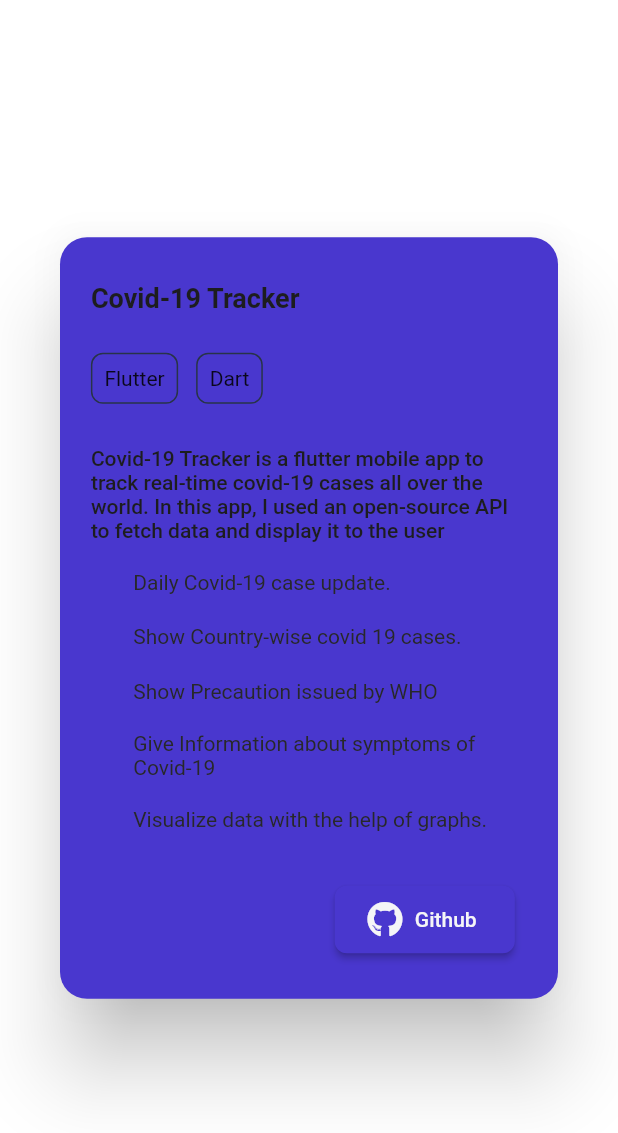
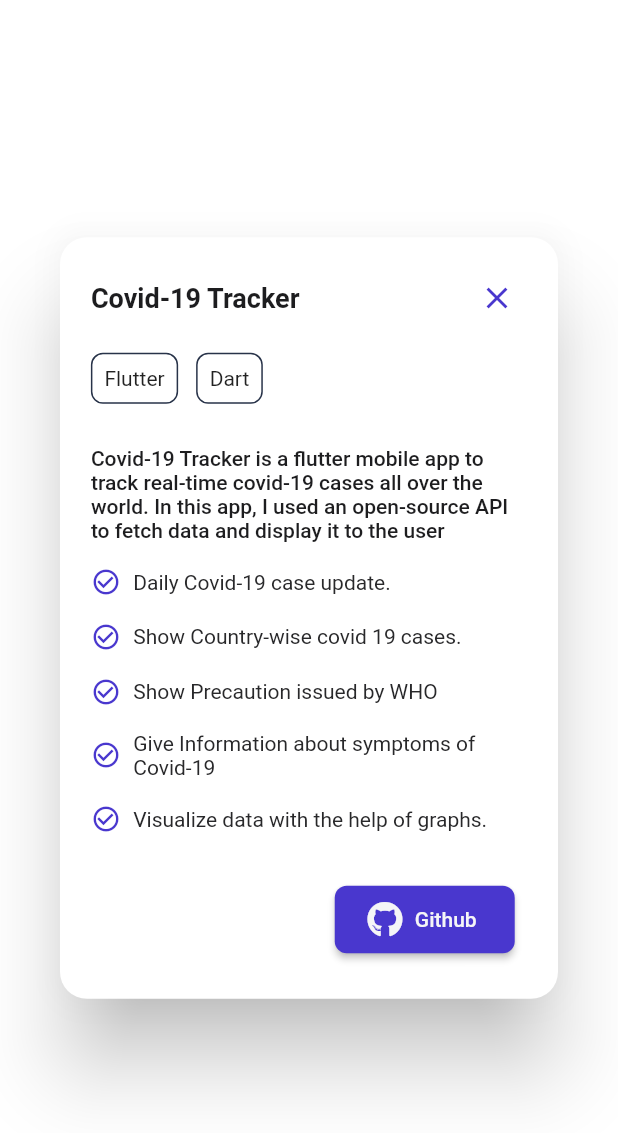
Before and after one commit to akashlilhare/portfolio, a Flutter app: the ProjectDetailBox widget shown alone on an empty page, opened directly with empty values, on a phone screen of 412 x 824 dp. Shown: the top 1133 px of the screen. Run offline on Flutter 3.47's test engine with Material 2 defaults, Android fonts, the phone set to English and light mode, and no system bars; our stand-ins replace animated_text_kit, flutter_feather_icons, flutter_switch, fluttertoast, font_awesome_flutter, percent_indicator and 4 more; missing offline and left inert: animator, clipboard; accounts and stored records are empty.

Commit message:
project background updated

```diff
--- a/lib/widgets/project_detail.dart
+++ b/lib/widgets/project_detail.dart
@@ -127,7 +127,7 @@ class ProjectDetailBox extends StatelessWidget {
     return Padding(
       padding:  EdgeInsets.symmetric(horizontal:width<500? 0: width< 725 ? width * .05 :width<1000 ? width*.1 : width*.15),
       child: Dialog(
-        backgroundColor:isDark? theme.scaffoldBackgroundColor: theme.primaryColor,
+        backgroundColor:isDark? theme.primaryColor : theme.scaffoldBackgroundColor,
 
 
         shape:const RoundedRectangleBorder(
--- a/pubspec.yaml
+++ b/pubspec.yaml
@@ -15,7 +15,7 @@ publish_to: 'none' # Remove this line if you wish to publish to pub.dev
 # In iOS, build-name is used as CFBundleShortVersionString while build-number used as CFBundleVersion.
 # Read more about iOS versioning at
 # https://developer.apple.com/library/archive/documentation/General/Reference/InfoPlistKeyReference/Articles/CoreFoundationKeys.html
-version: 1.2.0+3
+version: 1.3.0+4
 
 environment:
   sdk: ">=2.12.0 <3.0.0"
```
